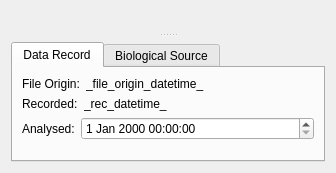
Before: the Qt Designer form src/scipyen/gui/widgets/dataclasswidgets/metadatawidget.ui in ctigaret/scipyen, drawn with Qt 5.
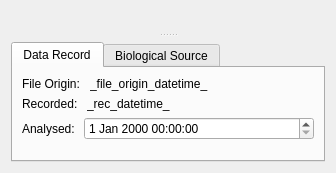
After: the same form once the commit is applied. Custom widgets are drawn as their Qt base class.

```diff
--- a/src/scipyen/gui/widgets/dataclasswidgets/metadatawidget.ui
+++ b/src/scipyen/gui/widgets/dataclasswidgets/metadatawidget.ui
@@ -23,7 +23,7 @@
       <number>3</number>
      </property>
      <widget class="DataExchangeWidget" name="dataExchangeWidget" native="true"/>
-     <widget class="QWidget" name="">
+     <widget class="QWidget" name="layoutWidget">
       <layout class="QVBoxLayout" name="verticalLayout">
        <item>
         <widget class="NameDescriptionWidget" name="nameDescriptionWidget" native="true"/>
@@ -33,6 +33,9 @@
          <property name="currentIndex">
           <number>0</number>
          </property>
+         <property name="movable">
+          <bool>true</bool>
+         </property>
          <widget class="QWidget" name="dataRecordTab">
           <attribute name="title">
            <string>Data Record</string>
@@ -43,7 +46,7 @@
              <item>
               <widget class="QLabel" name="label">
                <property name="text">
-                <string>File Origin:</string>
+                <string>File Origin: </string>
                </property>
               </widget>
              </item>
@@ -67,7 +70,7 @@
              <item>
               <widget class="QLabel" name="label_3">
                <property name="text">
-                <string>Recorded:</string>
+                <string>Recorded: </string>
                </property>
               </widget>
              </item>
@@ -91,7 +94,7 @@
              <item>
               <widget class="QLabel" name="label_5">
                <property name="text">
-                <string>Analysed:</string>
+                <string>Analysed: </string>
                </property>
               </widget>
              </item>
```
